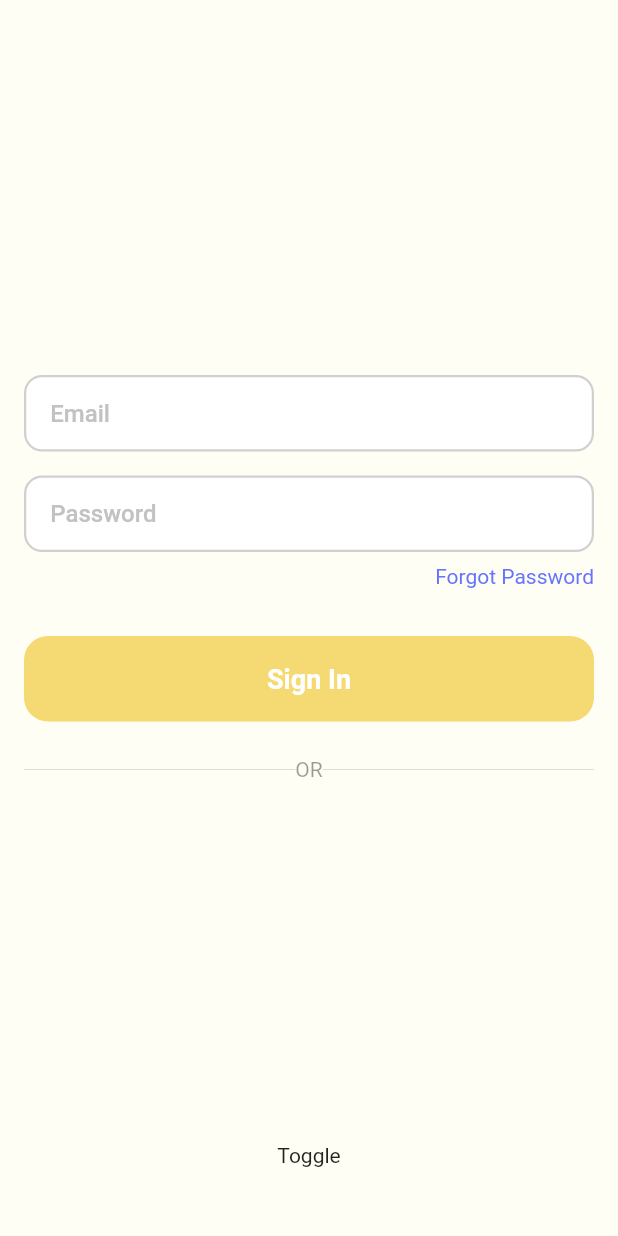
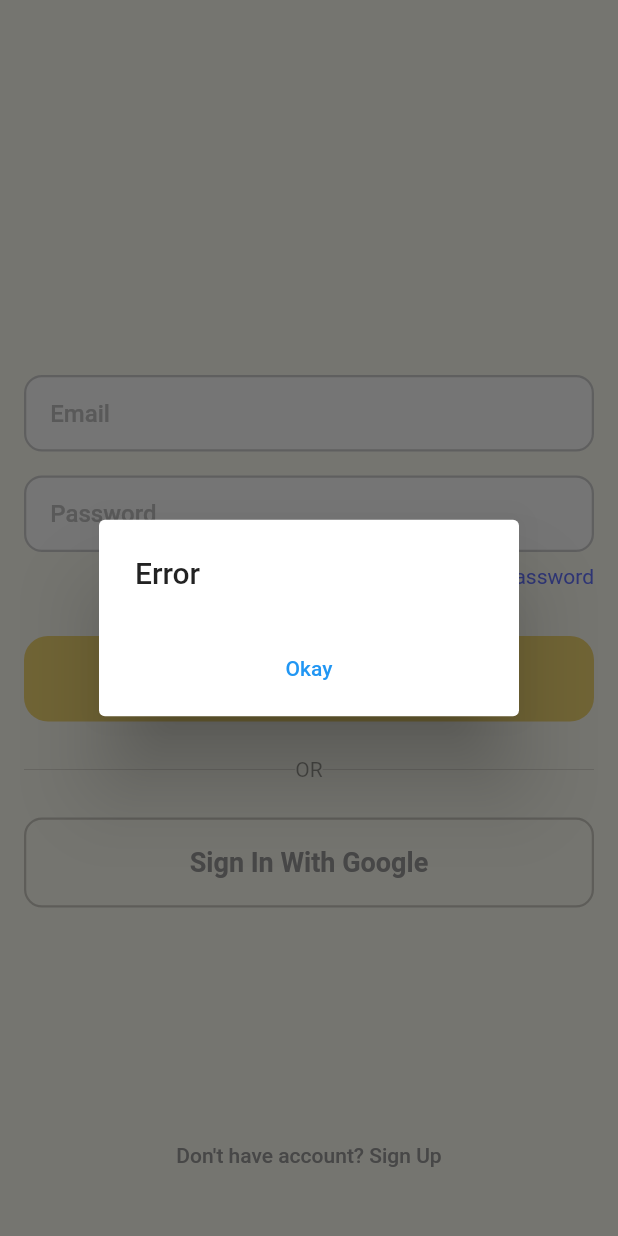
Before and after one commit to victoradepoju/firebase-auth-riverpod, a Flutter app: the screen it shows after launch, after a tap on "Sign In", on a phone screen of 412 x 824 dp. Run offline on Flutter 3.47's test engine with Material 2 defaults, Android fonts, the light colour scheme and no system bars; our stand-ins replace firebase_core, flutter_riverpod; accounts and stored records are empty.

Commit message:
slide fade transition and google sign in

```diff
--- a/lib/authentication/authentication_view.dart
+++ b/lib/authentication/authentication_view.dart
@@ -2,6 +2,7 @@ import 'package:auth_firebase_riverpod/authentication/signin/sign_in.dart';
 import 'package:auth_firebase_riverpod/authentication/signup/sign_up.dart';
 import 'package:auth_firebase_riverpod/components/animated_button.dart';
 import 'package:auth_firebase_riverpod/components/auth_switch_button.dart';
+import 'package:auth_firebase_riverpod/components/slide_fade_switcher.dart';
 import 'package:auth_firebase_riverpod/components/text_input_field.dart';
 import 'package:flutter/material.dart';
 
@@ -22,9 +23,10 @@ class _AuthenticationViewState extends State<AuthenticationView> {
       body: Stack(
         children: [
           Padding(
-            padding: const EdgeInsets.fromLTRB(16, 250, 16, 0),
-            child: _showSignIn ? SignIn() : SignUp(),
-          ),
+              padding: const EdgeInsets.fromLTRB(16, 250, 16, 0),
+              child: SlideFadeSwitcher(
+                child: _showSignIn ? SignIn() : SignUp(),
+              )),
           AuthSwitchButton(
               showSignIn: _showSignIn,
               onTap: () {
--- /dev/null
+++ b/lib/authentication/google_signin/google_signin_button.dart
@@ -0,0 +1,32 @@
+import 'package:auth_firebase_riverpod/components/animated_button.dart';
+import 'package:flutter/material.dart';
+
+class GoogleSignInButton extends StatelessWidget {
+  const GoogleSignInButton({Key? key}) : super(key: key);
+
+  @override
+  Widget build(BuildContext context) {
+    return AnimatedButton(
+      child: Container(
+        padding: const EdgeInsets.symmetric(vertical: 18),
+        alignment: Alignment.center,
+        decoration: BoxDecoration(
+          borderRadius: BorderRadius.circular(12),
+          border: Border.all(
+            color: Colors.black.withOpacity(0.2),
+            width: 1.5,
+          ),
+        ),
+        child: const Text(
+          'Sign In With Google',
+          style: TextStyle(
+            color: Color(0xFF9A9A9A),
+            fontSize: 18,
+            fontWeight: FontWeight.bold,
+          ),
+        ),
+      ),
+      onTap: () {},
+    );
+  }
+}
--- a/lib/authentication/signin/button.dart
+++ b/lib/authentication/signin/button.dart
@@ -10,8 +10,39 @@ class SignInButton extends StatelessWidget {
   @override
   Widget build(BuildContext context) {
     return AnimatedButton(
-      onTap: () {},
+      onTap: () {
+        ErrorDialog.show(context);
+      },
       child: const RoundedButtonStyle(title: 'Sign In'),
     );
   }
 }
+
+class ErrorDialog extends StatelessWidget {
+  const ErrorDialog({Key? key}) : super(key: key);
+
+  static Future<void> show(BuildContext context) {
+    return showDialog(
+      context: context,
+      builder: (_) => const ErrorDialog(),
+    );
+  }
+
+  @override
+  Widget build(BuildContext context) {
+    return AlertDialog(
+      title: const Text('Error'),
+      actions: [
+        TextButton(
+          onPressed: () => Navigator.of(context).pop(),
+          child: const Center(
+            child: Text(
+              'Okay',
+              // textAlign: TextAlign.end,
+            ),
+          ),
+        ),
+      ],
+    );
+  }
+}
--- a/lib/authentication/signin/sign_in.dart
+++ b/lib/authentication/signin/sign_in.dart
@@ -1,3 +1,4 @@
+import 'package:auth_firebase_riverpod/authentication/google_signin/google_signin_button.dart';
 import 'package:auth_firebase_riverpod/authentication/signin/button.dart';
 import 'package:auth_firebase_riverpod/authentication/signin/forgot_password_button.dart';
 import 'package:auth_firebase_riverpod/authentication/signin/or_divider.dart';
@@ -21,6 +22,7 @@ class SignIn extends StatelessWidget {
         SizedBox(height: 24),
         SignInButton(),
         OrDivider(),
+        GoogleSignInButton(),
       ],
     );
   }
--- a/lib/components/auth_switch_button.dart
+++ b/lib/components/auth_switch_button.dart
@@ -1,5 +1,11 @@
 // ignore_for_file: public_member_api_docs, sort_constructors_first
+import 'package:auth_firebase_riverpod/components/slide_fade_switcher.dart';
 import 'package:flutter/material.dart';
+
+const _kTextStyle = TextStyle(
+  fontWeight: FontWeight.w500,
+  color: Color(0xFF9A9A9A),
+);
 
 class AuthSwitchButton extends StatelessWidget {
   final bool showSignIn;
@@ -20,8 +26,23 @@ class AuthSwitchButton extends StatelessWidget {
         onTap: onTap,
         child: Container(
           alignment: Alignment.center,
-          padding: EdgeInsets.all(16),
-          child: Text('Toggle'),
+          padding: const EdgeInsets.all(16),
+          child: SlideFadeSwitcher(
+            // Note: Key is needed because AnimatedSwitcher will not show animation
+            // if new and old child are same widget (in this case, Text widget).
+            // The key explicitly tells it that they are different widgets.
+            child: showSignIn
+                ? const Text(
+                    "Don't have account? Sign Up",
+                    style: _kTextStyle,
+                    key: ValueKey('SignIn'),
+                  )
+                : const Text(
+                    'Already have account? Sign In',
+                    style: _kTextStyle,
+                    key: ValueKey('SignUp'),
+                  ),
+          ),
         ),
       ),
     );
--- /dev/null
+++ b/lib/components/slide_fade_switcher.dart
@@ -0,0 +1,42 @@
+// ignore_for_file: public_member_api_docs, sort_constructors_first
+import 'package:flutter/material.dart';
+
+class SlideFadeSwitcher extends StatelessWidget {
+  final Widget child;
+  const SlideFadeSwitcher({
+    Key? key,
+    required this.child,
+  }) : super(key: key);
+
+  @override
+  Widget build(BuildContext context) {
+    return AnimatedSwitcher(
+      duration: const Duration(milliseconds: 800),
+      transitionBuilder: (child, animation) {
+        final offsetAnimation = Tween<Offset>(
+          begin: const Offset(0, 0.02),
+          end: Offset.zero,
+        ).animate(animation);
+
+        final fadeAnimation = Tween<double>(begin: 0, end: 1).animate(
+          CurvedAnimation(
+            parent: animation,
+            curve: const Interval(
+              0.5,
+              1.0,
+            ),
+          ),
+        );
+
+        return FadeTransition(
+          opacity: fadeAnimation,
+          child: SlideTransition(
+            position: offsetAnimation,
+            child: child,
+          ),
+        );
+      },
+      child: child,
+    );
+  }
+}
```
